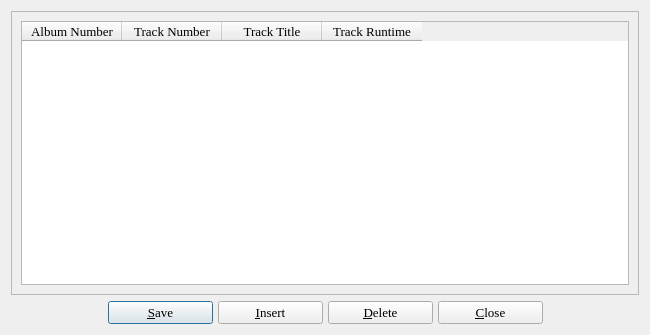
Above: tracks.ui from textbrowser/biblioteq before the change. Below: the same form after it.
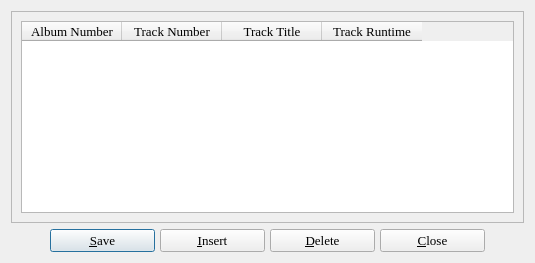
That is the form after the change. Icons and pictures are not drawn.

The edit to the form file:
```diff
--- a/tracks.ui
+++ b/tracks.ui
@@ -2,14 +2,6 @@
 <ui version="4.0">
  <class>tracksDialog</class>
  <widget class="QDialog" name="tracksDialog">
-  <property name="geometry">
-   <rect>
-    <x>0</x>
-    <y>0</y>
-    <width>650</width>
-    <height>335</height>
-   </rect>
-  </property>
   <property name="maximumSize">
    <size>
     <width>16777215</width>
```
